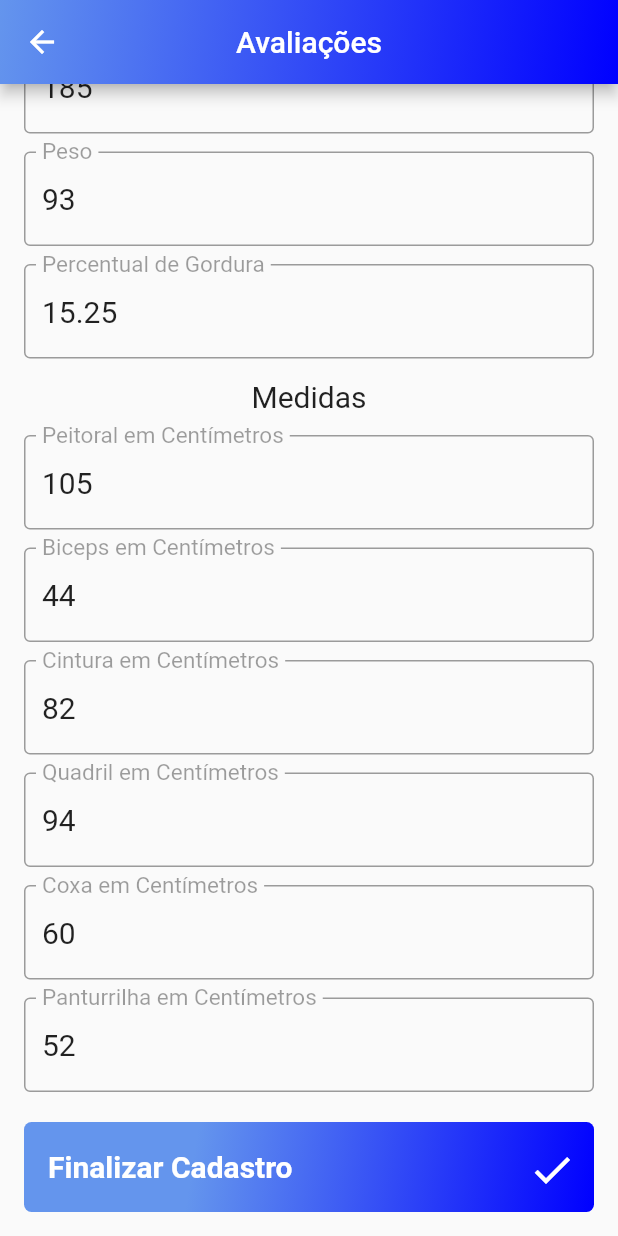
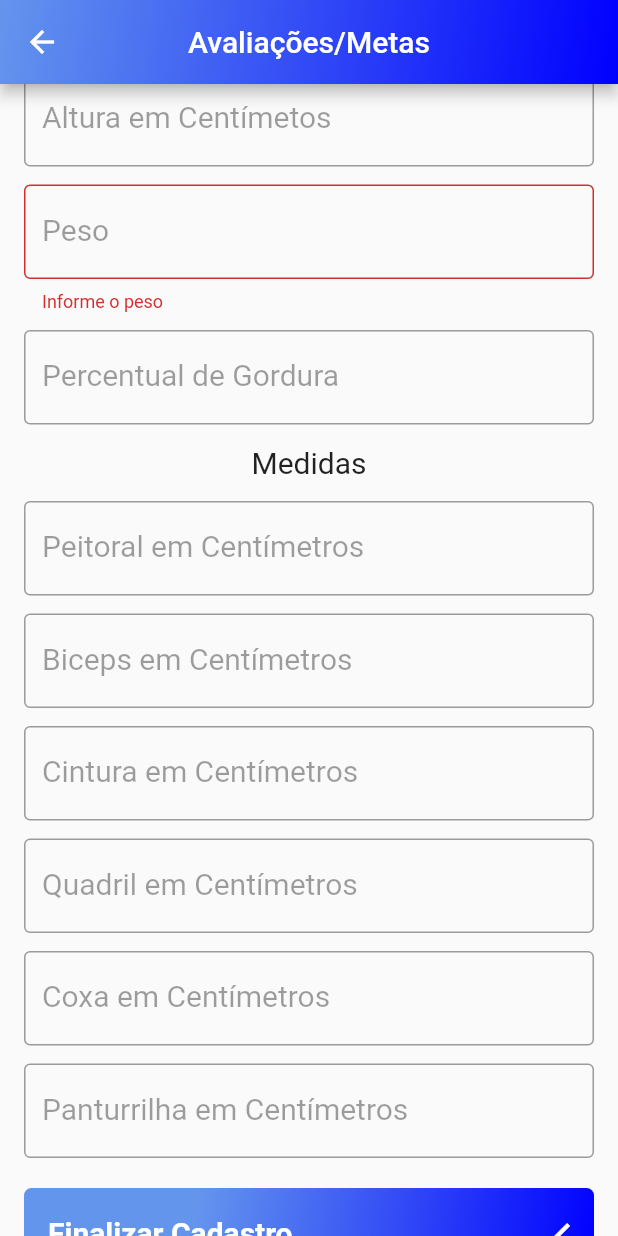
Before and after one commit to femarin1210/fitness_control_frontend, a Flutter app: the AssessmentCrud1View screen opened directly, scrolled down 265 dp, after a tap on "Finalizar Cadastro", on a phone screen of 412 x 824 dp. Run offline on Flutter 3.47's test engine with Material 2 defaults, Android fonts, the phone set to English and light mode, and no system bars; our stand-ins replace circular_countdown_timer, dio, flushbar, flutter_local_notifications, flutter_mobx, image_picker and 3 more; missing offline and left inert: masked_text; accounts and stored records are empty; generated files the repository leaves out were written again.

Commit message:
assessment

```diff
--- a/fitness_control/lib/views/assessment/assessment.crud1.view.dart
+++ b/fitness_control/lib/views/assessment/assessment.crud1.view.dart
@@ -20,6 +20,9 @@ import 'assessment.view.dart';
 
 class AssessmentCrud1View extends StatefulWidget {
 
+  final AssessmentModel assessmentUpdate;
+  AssessmentCrud1View({this.assessmentUpdate});
+
   @override
   _AssessmentCrud1View createState() => _AssessmentCrud1View();
 }
@@ -31,6 +34,21 @@ class _AssessmentCrud1View extends State<AssessmentCrud1View> {
   var assessment = AssessmentModel();
   var _assessment = AssessmentModel();
   bool isTrue;
+
+  bool editado = false;
+  AssessmentModel _editAssessment;
+
+  final _titleController = TextEditingController();
+  final _dateController = TextEditingController();
+  final _heightController = TextEditingController();
+  final _weightController = TextEditingController();
+  final _fatPercentageController = TextEditingController();
+  final _chestController = TextEditingController();
+  final _bicepsController = TextEditingController();
+  final _waistController = TextEditingController();
+  final _hipController = TextEditingController();
+  final _thighController = TextEditingController();
+  final _calfController = TextEditingController();
 
   final _data = TextEditingController();
 
@@ -57,13 +75,38 @@ class _AssessmentCrud1View extends State<AssessmentCrud1View> {
       }
     }
 
+
+  @override
+  void initState(){
+    super.initState();
+
+    if (widget.assessmentUpdate == null){
+      _editAssessment = AssessmentModel();
+    }else{
+      _editAssessment = AssessmentModel.fromMap(widget.assessmentUpdate.toMap());
+
+      _titleController.text = _editAssessment.title;
+      _heightController.text = _editAssessment.height.toString();
+      _weightController.text = _editAssessment.weight.toString();
+      _fatPercentageController.text = _editAssessment.fatPercentage.toString();
+      _chestController.text = _editAssessment.chest.toString();
+      _bicepsController.text = _editAssessment.biceps.toString();
+      _waistController.text = _editAssessment.waist.toString();
+      _hipController.text = _editAssessment.hip.toString();
+      _thighController.text = _editAssessment.thigh.toString();
+      _calfController.text = _editAssessment.calf.toString();
+
+
+    }
+  }
+
   @override
   Widget build(BuildContext context) {
 
     return Scaffold(
       //backgroundColor: kPrimaryColor,
       appBar: AppBar(
-        title: Text("Avaliações"),
+        title: Text("Avaliações/Metas"),
         flexibleSpace: Container(
           decoration: BoxDecoration(
             gradient: LinearGradient(
@@ -142,8 +185,9 @@ class _AssessmentCrud1View extends State<AssessmentCrud1View> {
         ),
         SizedBox(height: 12,),
         TextFormField(
-              initialValue: "Avaliação Outubro",
-              // autofocus: true,
+              //initialValue: "Avaliação Outubro",
+              controller: _titleController,
+              autofocus: true,
               keyboardType: TextInputType.emailAddress,
               decoration: InputDecoration(
                 labelText: "Título",
@@ -200,8 +244,9 @@ SizedBox(height: 12,),
                   SizedBox(height: 12,),
 
         TextFormField(
-              initialValue: '185',
+              //initialValue: '185',
               // autofocus: true,
+              controller: _heightController,
               keyboardType: TextInputType.number,
               decoration: InputDecoration(
                 labelText: "Altura em Centímetos",
@@ -217,8 +262,9 @@ SizedBox(height: 12,),
             ),
 SizedBox(height: 12,),
         TextFormField(
-              initialValue: '93',
+              //initialValue: '93',
               // autofocus: true,
+              controller: _weightController,
               keyboardType: TextInputType.emailAddress,
               decoration: InputDecoration(
                 labelText: "Peso",
@@ -240,8 +286,9 @@ SizedBox(height: 12,),
             ),
 SizedBox(height: 12,),
         TextFormField(
-              initialValue: '15.25',
+              //initialValue: '15.25',
               // autofocus: true,
+              controller: _fatPercentageController,
               keyboardType: TextInputType.emailAddress,
               decoration: InputDecoration(
                 labelText: "Percentual de Gordura",
@@ -264,8 +311,9 @@ Text("Medidas",
                 ),),
 SizedBox(height: 14,),
         TextFormField(
-              initialValue: '105',
+              //initialValue: '105',
               // autofocus: true,
+              controller: _chestController,
               keyboardType: TextInputType.emailAddress,
               decoration: InputDecoration(
                 labelText: "Peitoral em Centímetros",
@@ -281,8 +329,9 @@ SizedBox(height: 14,),
             ),
 SizedBox(height: 12,),
         TextFormField(
-              initialValue: '44',
+              //initialValue: '44',
               // autofocus: true,
+              controller: _bicepsController,
               keyboardType: TextInputType.emailAddress,
               decoration: InputDecoration(
                 labelText: "Biceps em Centímetros",
@@ -299,8 +348,9 @@ SizedBox(height: 12,),
 
 SizedBox(height: 12,),
         TextFormField(
-              initialValue: '82',
+              //initialValue: '82',
               // autofocus: true,
+              controller: _waistController,
               keyboardType: TextInputType.emailAddress,
               decoration: InputDecoration(
                 labelText: "Cintura em Centímetros",
@@ -317,8 +367,9 @@ SizedBox(height: 12,),
 
 SizedBox(height: 12,),
         TextFormField(
-              initialValue: '94',
+              //initialValue: '94',
               // autofocus: true,
+              controller: _hipController,
               keyboardType: TextInputType.emailAddress,
               decoration: InputDecoration(
                 labelText: "Quadril em Centímetros",
@@ -335,8 +386,9 @@ SizedBox(height: 12,),
 
 SizedBox(height: 12,),
         TextFormField(
-              initialValue: '60',
+              //initialValue: '60',
               // autofocus: true,
+              controller: _thighController,
               keyboardType: TextInputType.emailAddress,
               decoration: InputDecoration(
                 labelText: "Coxa em Centímetros",
@@ -353,8 +405,9 @@ SizedBox(height: 12,),
 
 SizedBox(height: 12,),
         TextFormField(
-              initialValue: '52',
+              //initialValue: '52',
               // autofocus: true,
+              controller: _calfController,
               keyboardType: TextInputType.emailAddress,
               decoration: InputDecoration(
                 labelText: "Panturrilha em Centímetros",
@@ -400,7 +453,7 @@ SizedBox(height: 12,),
                     mainAxisAlignment: MainAxisAlignment.spaceBetween,
                     children: <Widget>[
                       Text(
-                        "Finalizar Cadastro",
+                        widget.assessmentUpdate == null ? "Finalizar Cadastro" : "Atualizar",
                         style: TextStyle(
                           fontWeight: FontWeight.bold,
                           color: Colors.white,
@@ -432,8 +485,11 @@ SizedBox(height: 12,),
                     //setState(() {});
                     //  _controller.create(model).then((data){
                     //    setState(() {});
-
+                        if (widget.assessmentUpdate == null) {
                           insertAssessment();
+                        }else{
+                          updateAssessment();
+                        }
                     //});
                     }
                   },
@@ -506,4 +562,39 @@ SizedBox(height: 12,),
     */
   }
 
+  updateAssessment() async{
+
+    //var store = Provider.of<AppStore>(context, listen: false);
+
+    setState(() {});
+    await AssessmentController().update(_assessment, _editAssessment.id).then((data){
+      setState(() {
+        isTrue = data;
+                    print(assessment.toJson());
+      });
+    });
+
+    if (isTrue) {
+      Flushbar(
+        message: "AVALIAÇÃO ATUALIZADA COM SUCESSO!",
+        icon: Icon(
+          Icons.check,
+          size: 28.0,
+          color: Colors.green[300],
+          ),
+        duration: Duration(seconds: 3),
+        leftBarIndicatorColor: Colors.green[300],
+      )..show(context);
+      await Future.delayed(Duration(seconds: 3));
+      Navigator.pushReplacement(
+        context,
+        MaterialPageRoute(
+          builder: (context) => AssessmentCrudView(),
+        ),
+      );
+    }
+
+  }
+
+
 }
```
Also changed, not shown: fitness_control/lib/controllers/assessment/assessment.controller.dart (+12 -0 lines), fitness_control/lib/repositories/assessment/assessment.repository.dart (+30 -0 lines), fitness_control/lib/views/assessment/assessment.crud.view.dart (+15 -8 lines).
